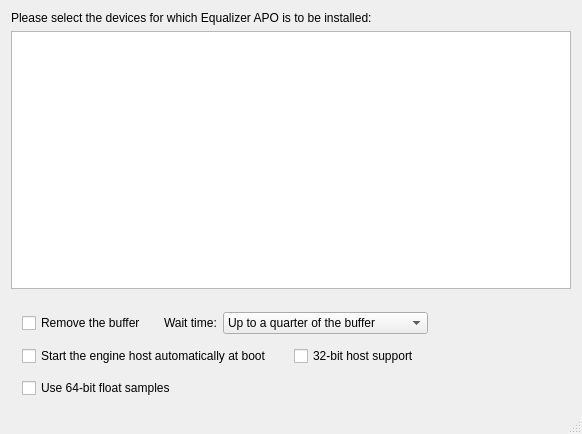
This is DeviceSelector/DeviceSelector.ui in 115dkk/EqualizerAPO-XT as Qt 5 draws it before an edit. The edited form follows.
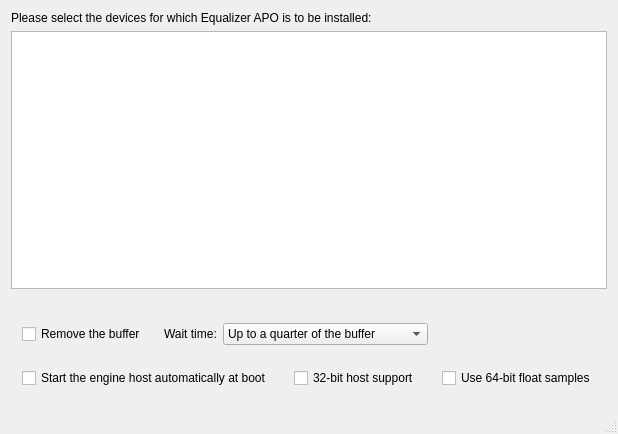
This is the edited form. The open tabs and pages were chosen to show the change. Icons and pictures are not drawn. Custom widgets are drawn as their Qt base class.

Commit message: fix(device-selector): the 64-bit float checkbox sits beside "32-bit host support"

```diff
--- a/DeviceSelector/DeviceSelector.ui
+++ b/DeviceSelector/DeviceSelector.ui
@@ -323,25 +323,21 @@
             </widget>
            </item>
            <item>
-            <spacer name="asioHostSpacer">
+            <spacer name="asioSampleGap">
              <property name="orientation">
               <enum>Qt::Horizontal</enum>
              </property>
              <property name="sizeType">
-              <enum>QSizePolicy::Expanding</enum>
+              <enum>QSizePolicy::Fixed</enum>
              </property>
              <property name="sizeHint" stdset="0">
               <size>
-               <width>40</width>
+               <width>16</width>
                <height>20</height>
               </size>
              </property>
             </spacer>
            </item>
-          </layout>
-         </item>
-         <item>
-          <layout class="QHBoxLayout" name="asioSampleRow">
            <item>
             <widget class="QCheckBox" name="asioFloat64CheckBox">
              <property name="toolTip">
@@ -353,7 +349,7 @@
             </widget>
            </item>
            <item>
-            <spacer name="asioSampleSpacer">
+            <spacer name="asioHostSpacer">
              <property name="orientation">
               <enum>Qt::Horizontal</enum>
              </property>
```
The commit also changes 5 other files.
